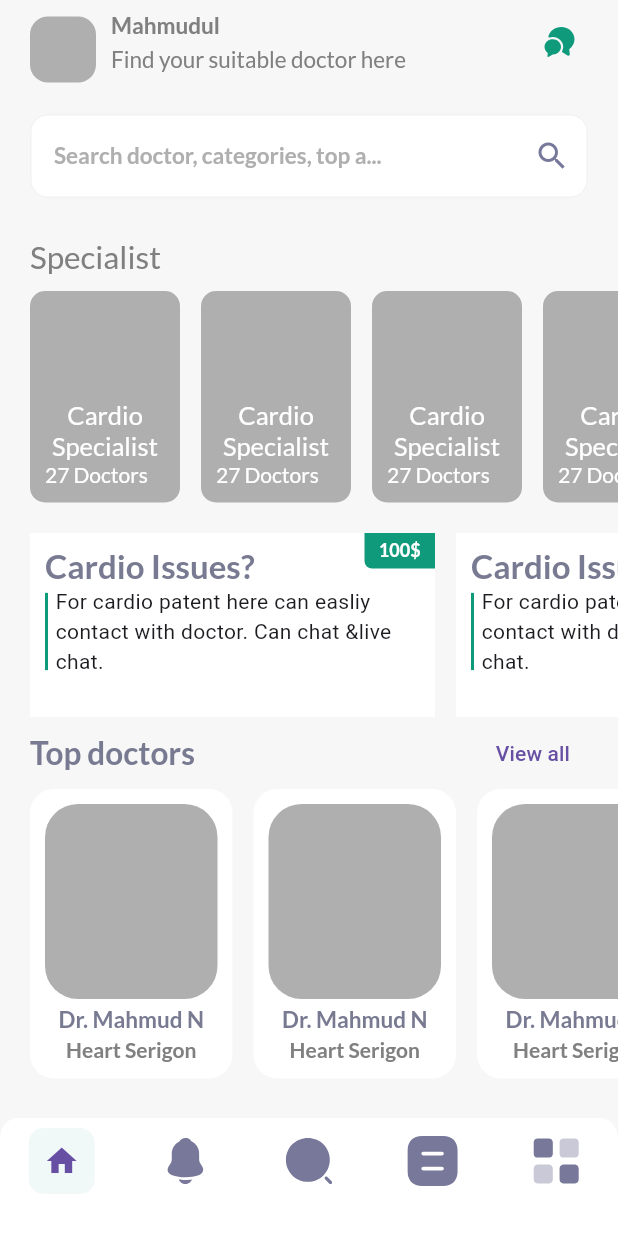
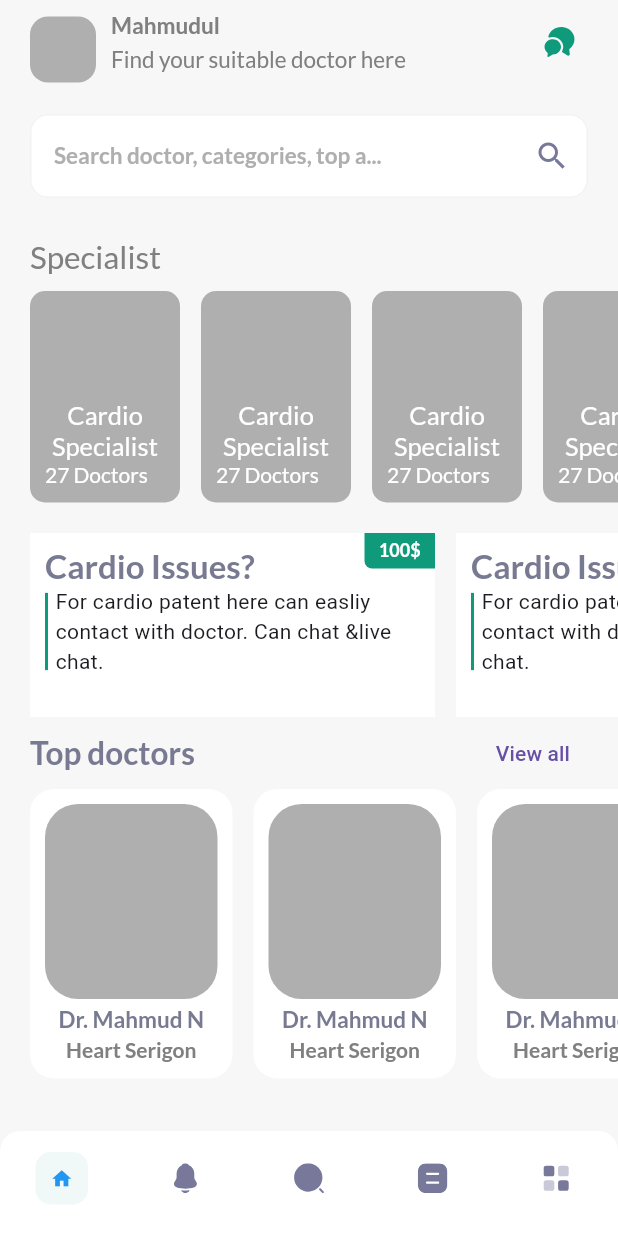
Before and after one commit to YorqinBek7/Clinic-App, a Flutter app: the screen it shows after launch, on a phone screen of 412 x 824 dp. Run offline on Flutter 3.47's test engine with Material 2 defaults, Android fonts, the phone set to English and light mode, and no system bars; our stand-ins replace bloc, device_preview, flutter_bloc, flutter_svg.

Commit message:
fixed some bugs

```diff
--- a/lib/main.dart
+++ b/lib/main.dart
@@ -3,9 +3,12 @@ import 'package:clinic_app/utils/colors.dart';
 import 'package:clinic_app/utils/constants.dart';
 import 'package:flutter/material.dart';
 import 'package:flutter/services.dart';
+import 'package:device_preview/device_preview.dart';
 
 void main() {
-  runApp(const ClinicApp());
+  runApp(
+    const ClinicApp(),
+  );
 }
 
 class ClinicApp extends StatelessWidget {
--- a/lib/screens/routers.dart
+++ b/lib/screens/routers.dart
@@ -1,3 +1,4 @@
+import 'package:clinic_app/screens/tab_box/home_screen/doctors_screen/doctor_details_screen/book_appointment_screen/book_appoinment_screen.dart';
 import 'package:clinic_app/screens/tab_box/home_screen/doctors_screen/doctor_details_screen/doctor_details_screen.dart';
 import 'package:clinic_app/screens/tab_box/home_screen/doctors_screen/doctors_screen.dart';
 import 'package:clinic_app/screens/tab_box/main_tab.dart';
@@ -14,6 +15,8 @@ class Routes {
         return navigateRoute(const MainTab(), settings);
       case ClinicRoutes.doctorDetailsScreen:
         return navigateRoute(DoctorDetailsScreen(), settings);
+      case ClinicRoutes.bookAppoinmentScreen:
+        return navigateRoute(BookAppointmentScreen(), settings);
       default:
         return navigateRoute(const UnknownScreen(), settings);
     }
--- a/lib/screens/tab_box/global_widgets/appbar_back_button.dart
+++ b/lib/screens/tab_box/global_widgets/appbar_back_button.dart
@@ -3,7 +3,9 @@ import 'package:flutter/cupertino.dart';
 import 'package:flutter/material.dart';
 
 Widget appBarBackButton(bool isAndroid, BuildContext context) {
-  return isAndroid
+  return Padding(
+    padding: const EdgeInsets.only(left: 20.0),
+    child: isAndroid
         ? IconButton(
             splashRadius: 20.0,
             style: IconButton.styleFrom(
@@ -22,5 +24,6 @@ Widget appBarBackButton(bool isAndroid, BuildContext context) {
         : CupertinoButton(
             child: const Icon(Icons.arrow_back_ios_new),
             onPressed: () => Navigator.pop(context),
+          ),
   );
 }
--- a/lib/screens/tab_box/home_screen/doctors_screen/doctors_screen.dart
+++ b/lib/screens/tab_box/home_screen/doctors_screen/doctors_screen.dart
@@ -40,10 +40,7 @@ class _DoctorsScreenViewState extends State<DoctorsScreenView> {
             automaticallyImplyLeading: false,
             pinned: true,
             actions: [
-              Padding(
-                padding: const EdgeInsets.only(left: 20.0),
-                child: appBarBackButton(Platform.isAndroid, context),
-              ),
+              appBarBackButton(Platform.isAndroid, context),
               const Spacer(),
               Text(
                 'Doctors',
--- a/lib/screens/tab_box/main_tab.dart
+++ b/lib/screens/tab_box/main_tab.dart
@@ -16,42 +16,77 @@ class MainTab extends StatelessWidget {
           HomeScreen(),
         ],
       ),
-      bottomNavigationBar: ClipRRect(
+      bottomNavigationBar: SizedBox(
+        height: 70.0,
+        child: ClipRRect(
           borderRadius: BorderRadius.only(
             topLeft: Radius.circular(13.0),
             topRight: Radius.circular(13.0),
           ),
           child: BottomNavigationBar(
+            selectedFontSize: 14,
+            unselectedFontSize: 14,
+            showSelectedLabels: false,
+            showUnselectedLabels: false,
+            selectedItemColor: Colors.blue,
+            unselectedItemColor: Colors.grey,
             backgroundColor: ClinicColors.white,
             type: BottomNavigationBarType.fixed,
             items: [
               BottomNavigationBarItem(
-              icon: Icon(Icons.home),
-              activeIcon: _activeIcon(Icon(Icons.home)),
+                icon: Icon(
+                  Icons.home,
+                  size: 15.0,
+                ),
+                activeIcon: _activeIcon(Icon(
+                  Icons.home,
+                  size: 15.0,
+                )),
                 label: '',
               ),
               BottomNavigationBarItem(
-              icon: SvgPicture.asset(ClinicIcons.notifBottom),
-              activeIcon:
-                  _activeIcon(SvgPicture.asset(ClinicIcons.notifBottom)),
+                icon: SvgPicture.asset(
+                  ClinicIcons.notifBottom,
+                  height: 20.0,
+                ),
+                activeIcon: _activeIcon(SvgPicture.asset(
+                  ClinicIcons.notifBottom,
+                  height: 20.0,
+                )),
                 label: '',
               ),
               BottomNavigationBarItem(
-              icon: SvgPicture.asset(ClinicIcons.search),
-              activeIcon: _activeIcon(SvgPicture.asset(ClinicIcons.search)),
+                icon: SvgPicture.asset(
+                  ClinicIcons.search,
+                  height: 20.0,
+                ),
+                activeIcon: _activeIcon(SvgPicture.asset(
+                  ClinicIcons.search,
+                  height: 20.0,
+                )),
                 label: '',
               ),
               BottomNavigationBarItem(
-              icon: SvgPicture.asset(ClinicIcons.stats),
+                icon: SvgPicture.asset(
+                  ClinicIcons.stats,
+                  height: 20.0,
+                ),
                 activeIcon: _activeIcon(SvgPicture.asset(ClinicIcons.stats)),
                 label: '',
               ),
               BottomNavigationBarItem(
-              icon: SvgPicture.asset(ClinicIcons.menu),
-              activeIcon: _activeIcon(SvgPicture.asset(ClinicIcons.menu)),
+                icon: SvgPicture.asset(
+                  ClinicIcons.menu,
+                  height: 20.0,
+                ),
+                activeIcon: _activeIcon(SvgPicture.asset(
+                  ClinicIcons.menu,
+                  height: 20.0,
+                )),
                 label: '',
               ),
             ],
+          ),
         ),
       ),
     );
```
Also changed, not shown: lib/cubits/select_day/select_day_cubit.dart (added, +7 -0 lines), lib/cubits/select_hour/select_hour_cubit.dart (added, +7 -0 lines), lib/screens/tab_box/home_screen/doctors_screen/doctor_details_screen/book_appointment_screen/book_appoinment_screen.dart (added, +198 -0 lines), lib/screens/tab_box/home_screen/doctors_screen/doctor_details_screen/doctor_details_screen.dart (+49 -22 lines), lib/utils/constants.dart (+8 -0 lines). Lines whose indentation alone changed are shown as unchanged.
